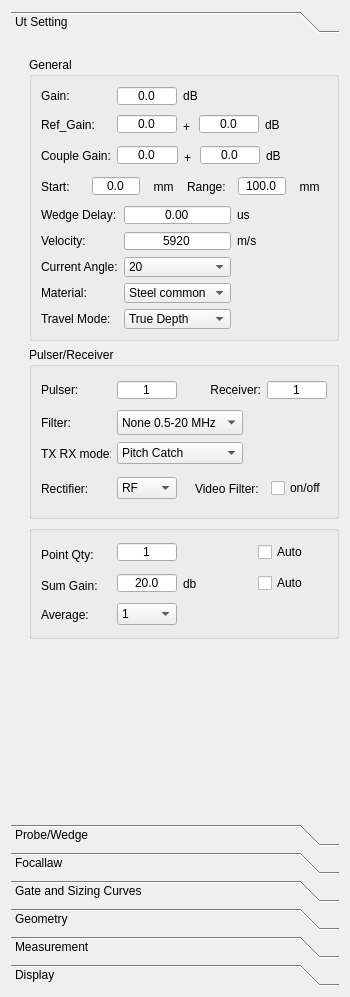
Before: the Qt Designer form phascan_view/ui/DopplerGroupTab.ui in qinxingying/hello-word, drawn with Qt 5.
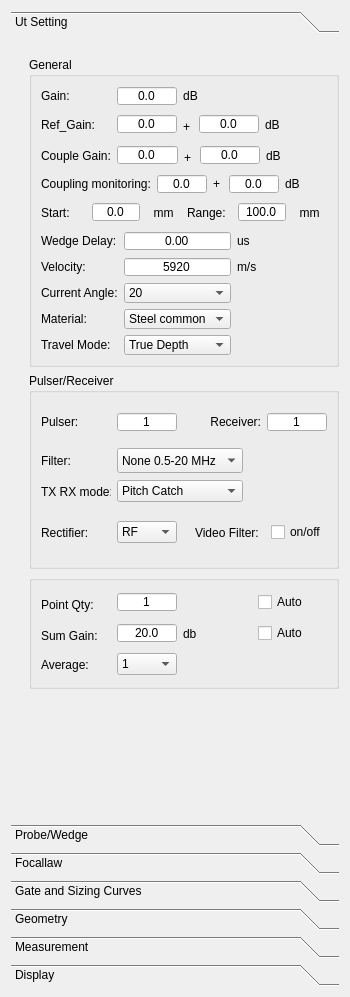
After: the same form once the commit is applied. The open tabs and pages were chosen to show the change. Icons and pictures are not drawn. Custom widgets are drawn as their Qt base class.

Diff of the .ui file:
```diff
--- a/phascan_view/ui/DopplerGroupTab.ui
+++ b/phascan_view/ui/DopplerGroupTab.ui
@@ -91,7 +91,7 @@
          <property name="minimumSize">
           <size>
            <width>0</width>
-           <height>606</height>
+           <height>700</height>
           </size>
          </property>
          <property name="frameShape">
@@ -112,9 +112,15 @@
             <x>0</x>
             <y>0</y>
             <width>330</width>
-            <height>600</height>
+            <height>650</height>
            </rect>
           </property>
+          <property name="minimumSize">
+           <size>
+            <width>0</width>
+            <height>650</height>
+           </size>
+          </property>
           <layout class="QVBoxLayout" name="verticalLayout_15">
            <item>
             <widget class="QGroupBox" name="BoxGeneral">
@@ -130,7 +136,7 @@
              <property name="minimumSize">
               <size>
                <width>0</width>
-               <height>280</height>
+               <height>300</height>
               </size>
              </property>
              <property name="maximumSize">
@@ -368,7 +374,7 @@
                </layout>
               </item>
               <item>
-               <layout class="QHBoxLayout" name="horizontalLayout_24">
+               <layout class="QHBoxLayout" name="horizontalLayout_25">
                 <item>
                  <widget class="QLabel" name="coupleGainLable">
                   <property name="minimumSize">
@@ -496,6 +502,108 @@
                 </item>
                </layout>
               </item>
+              <item>
+               <layout class="QHBoxLayout" name="horizontalLayout_24">
+                <item>
+                 <widget class="QLabel" name="label_35">
+                  <property name="text">
+                   <string>Coupling monitoring:</string>
+                  </property>
+                 </widget>
+                </item>
+                <item>
+                 <widget class="QDoubleSpinBox" name="ValueCouplingGain">
+                  <property name="minimumSize">
+                   <size>
+                    <width>50</width>
+                    <height>20</height>
+                   </size>
+                  </property>
+                  <property name="maximumSize">
+                   <size>
+                    <width>50</width>
+                    <height>20</height>
+                   </size>
+                  </property>
+                  <property name="acceptDrops">
+                   <bool>false</bool>
+                  </property>
+                  <property name="alignment">
+                   <set>Qt::AlignCenter</set>
+                  </property>
+                  <property name="buttonSymbols">
+                   <enum>QAbstractSpinBox::NoButtons</enum>
+                  </property>
+                  <property name="decimals">
+                   <number>1</number>
+                  </property>
+                  <property name="minimum">
+                   <double>-80.000000000000000</double>
+                  </property>
+                  <property name="maximum">
+                   <double>80.000000000000000</double>
+                  </property>
+                 </widget>
+                </item>
+                <item>
+                 <widget class="QLabel" name="label_36">
+                  <property name="minimumSize">
+                   <size>
+                    <width>10</width>
+                    <height>20</height>
+                   </size>
+                  </property>
+                  <property name="maximumSize">
+                   <size>
+                    <width>10</width>
+                    <height>20</height>
+                   </size>
+                  </property>
+                  <property name="text">
+                   <string>+</string>
+                  </property>
+                 </widget>
+                </item>
+                <item>
+                 <widget class="QDoubleSpinBox" name="ValueCouplingGainCom">
+                  <property name="minimumSize">
+                   <size>
+                    <width>50</width>
+                    <height>20</height>
+                   </size>
+                  </property>
+                  <property name="maximumSize">
+                   <size>
+                    <width>50</width>
+                    <height>20</height>
+                   </size>
+                  </property>
+                  <property name="alignment">
+                   <set>Qt::AlignCenter</set>
+                  </property>
+                  <property name="buttonSymbols">
+                   <enum>QAbstractSpinBox::NoButtons</enum>
+                  </property>
+                  <property name="decimals">
+                   <number>1</number>
+                  </property>
+                  <property name="minimum">
+                   <double>-40.000000000000000</double>
+                  </property>
+                  <property name="maximum">
+                   <double>40.000000000000000</double>
+                  </property>
+                 </widget>
+                </item>
+                <item>
+                 <widget class="QLabel" name="label_37">
+                  <property name="text">
+                   <string>dB</string>
+                  </property>
+                 </widget>
+                </item>
+               </layout>
+              </item>
               <item>
                <layout class="QHBoxLayout" name="horizontalLayout_22">
                 <item>
```
Left out of the diff: 136 changed lines with no effect on the pictures.
